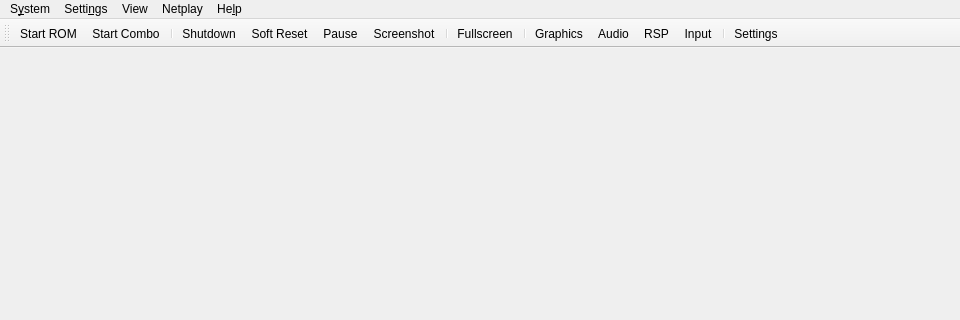
This is Source/RMG/UserInterface/MainWindow.ui in MarioPartyNetplay/Mupen-MPN as Qt 5 draws it before an edit; both pictures show x 0 to 960 and y 0 to 320 of the 960 by 720 pixel window. The edited form follows.
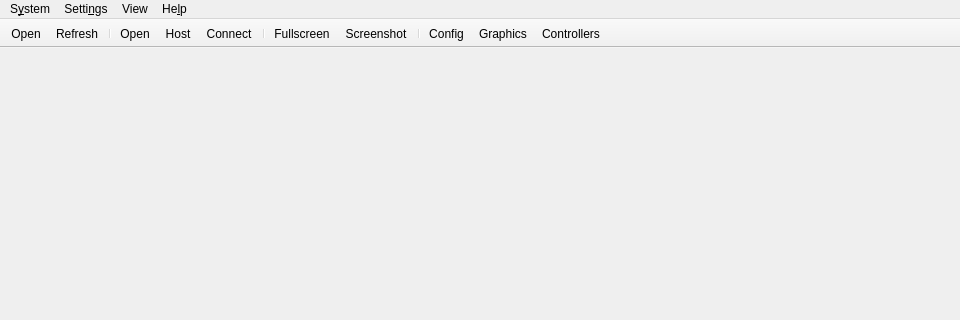
This is the edited form. Icons and pictures are not drawn.

What changed in the file:
```diff
--- a/Source/RMG/UserInterface/MainWindow.ui
+++ b/Source/RMG/UserInterface/MainWindow.ui
@@ -150,19 +150,9 @@
     <addaction name="separator"/>
     <addaction name="action_Help_About"/>
    </widget>
-   <widget class="QMenu" name="menuNetplay">
-    <property name="title">
-     <string>Netplay</string>
-    </property>
-    <addaction name="action_Netplay_CreateSession"/>
-    <addaction name="action_Netplay_BrowseSessions"/>
-    <addaction name="separator"/>
-    <addaction name="action_Netplay_ViewSession"/>
-   </widget>
    <addaction name="menuSystem"/>
    <addaction name="menuSettings"/>
    <addaction name="menuView"/>
-   <addaction name="menuNetplay"/>
    <addaction name="menuHelp"/>
   </widget>
   <widget class="QStatusBar" name="statusbar"/>
@@ -170,8 +160,17 @@
    <property name="windowTitle">
     <string>toolBar</string>
    </property>
+    <property name="enabled">
+     <bool>true</bool>
+    </property>
    <property name="movable">
-    <bool>true</bool>
+     <bool>false</bool>
+    </property>
+    <property name="iconSize">
+     <size>
+      <width>32</width>
+      <height>32</height>
+     </size>
    </property>
    <property name="toolButtonStyle">
     <enum>Qt::ToolButtonStyle::ToolButtonTextUnderIcon</enum>
@@ -185,23 +184,100 @@
    <attribute name="toolBarBreak">
     <bool>false</bool>
    </attribute>
-   <addaction name="action_System_StartRom"/>
-   <addaction name="action_System_OpenCombo"/>
+    <addaction name="action_System_StartRom2"/>
+    <addaction name="action_View_RefreshRoms2"/>
    <addaction name="separator"/>
-   <addaction name="action_System_Shutdown"/>
-   <addaction name="action_System_SoftReset"/>
-   <addaction name="action_System_Pause"/>
-   <addaction name="action_System_Screenshot"/>
+    <addaction name="action_System_StartRom3"/>
+    <addaction name="action_Netplay_CreateSession"/>
+    <addaction name="action_Netplay_JoinSession"/>
    <addaction name="separator"/>
-   <addaction name="action_View_Fullscreen"/>
+    <addaction name="action_View_Fullscreen2"/>
+    <addaction name="action_System_Screenshot2"/>
    <addaction name="separator"/>
-   <addaction name="action_Settings_Graphics"/>
-   <addaction name="action_Settings_Audio"/>
-   <addaction name="action_Settings_Rsp"/>
-   <addaction name="action_Settings_Input"/>
-   <addaction name="separator"/>
-   <addaction name="action_Settings_Settings"/>
-  </widget>
+    <addaction name="action_Settings_Settings2"/>
+    <addaction name="action_Settings_Graphics2"/>
+    <addaction name="action_Settings_Input2"/>
+   </widget>
+   <action name="action_View_Fullscreen2">
+    <property name="icon">
+     <iconset theme="fullscreen-mpn">
+      <normaloff>.</normaloff>.
+     </iconset>
+    </property>
+    <property name="text">
+     <string>Fullscreen</string>
+    </property>
+   </action>
+   <action name="action_Settings_Settings2">
+    <property name="icon">
+     <iconset theme="settings-mpn">
+      <normaloff>.</normaloff>.
+     </iconset>
+    </property>
+    <property name="text">
+     <string>Config</string>
+    </property>
+   </action>
+   <action name="action_Settings_Graphics2">
+    <property name="icon">
+     <iconset theme="graphics-mpn">
+      <normaloff>.</normaloff>.
+     </iconset>
+    </property>
+    <property name="text">
+     <string>Graphics</string>
+    </property>
+   </action>
+   <action name="action_Settings_Input2">
+    <property name="icon">
+     <iconset theme="controller-mpn">
+      <normaloff>.</normaloff>.
+     </iconset>
+    </property>
+    <property name="text">
+     <string>Controllers</string>
+    </property>
+   </action>
+   <action name="action_System_Screenshot2">
+    <property name="icon">
+     <iconset theme="screenshot-mpn">
+      <normaloff>.</normaloff>.
+     </iconset>
+    </property>
+    <property name="text">
+     <string>Screenshot</string>
+    </property>
+   </action>
+   <action name="action_System_StartRom2">
+    <property name="icon">
+     <iconset theme="open-mpn">
+      <normaloff>.</normaloff>.
+     </iconset>
+    </property>
+    <property name="text">
+     <string>Open</string>
+    </property>
+   </action>
+   <action name="action_System_StartRom3">
+    <property name="icon">
+     <iconset theme="local-play-mpn">
+      <normaloff>.</normaloff>.
+     </iconset>
+    </property>
+    <property name="text">
+     <string>Open</string>
+    </property>
+   </action>
+   <action name="action_View_RefreshRoms2">
+    <property name="icon">
+     <iconset theme="refresh-mpn">
+      <normaloff>.</normaloff>.
+     </iconset>
+    </property>
+    <property name="text">
+     <string>Refresh</string>
+    </property>
+   </action>
   <action name="action_System_StartRom">
    <property name="icon">
     <iconset theme="file-line"/>
@@ -621,23 +697,15 @@
     <iconset theme="server-line"/>
    </property>
    <property name="text">
-    <string>&amp;Create Session</string>
-   </property>
-  </action>
-  <action name="action_Netplay_BrowseSessions">
+     <string>&amp;Host</string>
+    </property>
+   </action>
+   <action name="action_Netplay_JoinSession">
    <property name="icon">
     <iconset theme="plug-line"/>
    </property>
    <property name="text">
-    <string>Browse Sessions</string>
-   </property>
-  </action>
-  <action name="action_Netplay_ViewSession">
-   <property name="icon">
-    <iconset theme="server-line"/>
-   </property>
-   <property name="text">
-    <string>View Session</string>
+     <string>&amp;Connect</string>
    </property>
   </action>
   <action name="action_View_Search">
```
Left out of the diff: 16 changed lines with no effect on the pictures. Lines whose indentation alone changed are shown as unchanged.
